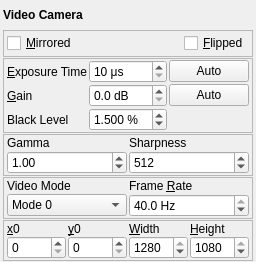
Before: the Qt Designer form jansenlib/video/QSpinnaker/QSpinnakerWidget.ui in davidgrier/pyfab, drawn with Qt 5.
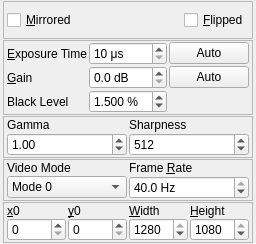
After: the same form once the commit is applied.

Commit message: clean up widgets for unified appearance

Patch:
```diff
--- a/jansenlib/video/QSpinnaker/QSpinnakerWidget.ui
+++ b/jansenlib/video/QSpinnaker/QSpinnakerWidget.ui
@@ -6,8 +6,8 @@
    <rect>
     <x>0</x>
     <y>0</y>
-    <width>247</width>
-    <height>262</height>
+    <width>248</width>
+    <height>244</height>
    </rect>
   </property>
   <property name="windowTitle">
@@ -32,19 +32,6 @@
    <property name="bottomMargin">
     <number>1</number>
    </property>
-   <item>
-    <widget class="QLabel" name="label">
-     <property name="font">
-      <font>
-       <weight>75</weight>
-       <bold>true</bold>
-      </font>
-     </property>
-     <property name="text">
-      <string>Video Camera</string>
-     </property>
-    </widget>
-   </item>
    <item>
     <widget class="QFrame" name="frameFlip">
      <property name="frameShape">
```
Left out of the diff: 1 changed line with no effect on the pictures. The commit also changes 4 other files.
